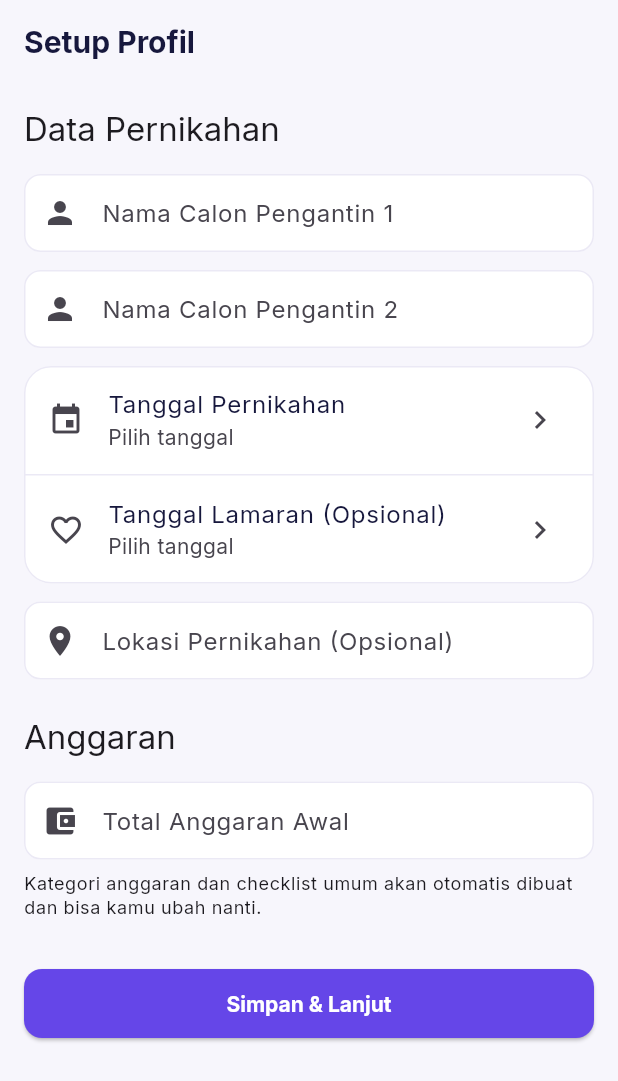
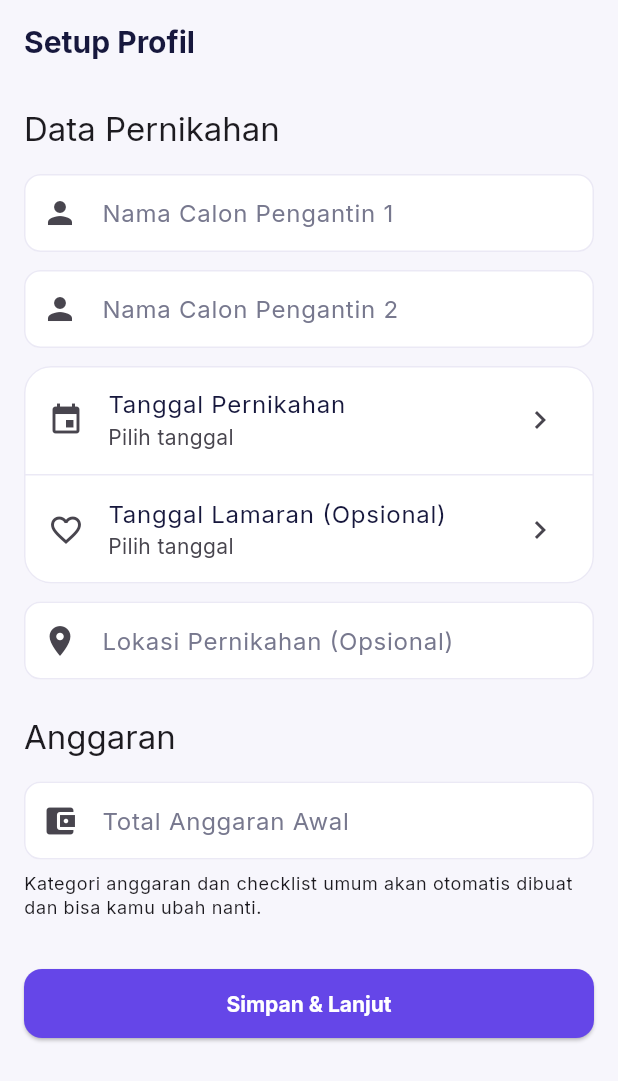
Before and after one commit to Zhseesh/WeddingManagementFlutter, a Flutter app: the screen it shows after launch, after a tap on "Lewati", on a phone screen of 412 x 824 dp. Shown: the top 1081 px of the screen. Run offline on Flutter 3.47's test engine with Material 3 defaults, Android fonts, the phone set to English and light mode, and no system bars; our stand-ins replace file_picker, fl_chart, flutter_local_notifications, flutter_riverpod, flutter_timezone, go_router and 7 more; accounts and stored records are empty.

Commit message:
feat(theme): AppPalette resolver + fix dark mode untuk nav bar & semua sheet
- AppPalette: resolve ink/muted/line/surface/softXxx per brightness
- AppTheme.of(context): API baru untuk widget dynamic-color
- AppTheme.darkTheme: colorScheme lengkap + dialogTheme + inputDecorationTheme
- Light theme unchanged (zero regression)
- animated_bottom_nav: surface/softPrimary/muted dynamic
- form_sheet_scaffold: surface/ink/line dynamic + keep keyboard fix

```diff
--- a/lib/app/theme/app_theme.dart
+++ b/lib/app/theme/app_theme.dart
@@ -1,20 +1,65 @@
 import 'package:material_ui/material_ui.dart';
 import 'package:google_fonts/google_fonts.dart';
 
+/// Palette yang resolve per-brightness. Pakai via [AppTheme.of].
+class AppPalette {
+  final Color ink;
+  final Color muted;
+  final Color line;
+  final Color surface;
+  final Color background;
+  final Color softPrimary;
+  final Color softBg;
+  final Color softSuccess;
+  final Color shadow;
+
+  const AppPalette({
+    required this.ink,
+    required this.muted,
+    required this.line,
+    required this.surface,
+    required this.background,
+    required this.softPrimary,
+    required this.softBg,
+    required this.softSuccess,
+    required this.shadow,
+  });
+
+  static const AppPalette light = AppPalette(
+    ink: Color(0xFF17183D),
+    muted: Color(0xFF77788E),
+    line: Color(0xFFEBE9F5),
+    surface: Colors.white,
+    background: Color(0xFFF7F6FC),
+    softPrimary: Color(0xFFF0EDFF),
+    softBg: Color(0xFFF7F6FC),
+    softSuccess: Color(0xFFE3F8EF),
+    shadow: Color(0x1430206B),
+  );
+
+  static const AppPalette dark = AppPalette(
+    ink: Color(0xFFEAEAF2),
+    muted: Color(0xFF9FA0B5),
+    line: Color(0xFF2D2D44),
+    surface: Color(0xFF1A1A2E),
+    background: Color(0xFF0F0F1E),
+    softPrimary: Color(0xFF2F2A52),
+    softBg: Color(0xFF181828),
+    softSuccess: Color(0xFF143628),
+    shadow: Color(0x66000000),
+  );
+}
+
 class AppTheme {
+  // Brand colors — sama di light & dark, boleh dipakai langsung
   static const Color primary = Color(0xFF6546E8);
   static const Color secondary = Color(0xFF8B5CF6);
   static const Color tertiary = Color(0xFF3978ED);
   static const Color success = Color(0xFF18B77A);
   static const Color warning = Color(0xFFF4A340);
   static const Color error = Color(0xFFED5570);
-  static const Color ink = Color(0xFF17183D);
-  static const Color muted = Color(0xFF77788E);
-  static const Color background = Color(0xFFF7F6FC);
-  static const Color line = Color(0xFFEBE9F5);
-  static const Color surface = Colors.white;
 
-  // Alias backward-compat
+  // Alias back-compat (jangan dipakai di kode baru)
   static const Color primaryLight = primary;
   static const Color secondaryLight = secondary;
   static const Color tertiaryLight = tertiary;
@@ -22,9 +67,26 @@ class AppTheme {
   static const Color warningLight = warning;
   static const Color errorLight = error;
 
+  // Light-mode constants — masih dipakai file yang BELUM dimigrasi.
+  // Setelah semua file migrasi ke AppTheme.of(context), boleh dihapus.
+  static const Color ink = Color(0xFF17183D);
+  static const Color muted = Color(0xFF77788E);
+  static const Color background = Color(0xFFF7F6FC);
+  static const Color line = Color(0xFFEBE9F5);
+  static const Color surface = Colors.white;
+
+  /// Dynamic resolver — pakai INI di widget.
+  static AppPalette of(BuildContext context) {
+    return Theme.of(context).brightness == Brightness.dark
+        ? AppPalette.dark
+        : AppPalette.light;
+  }
+
   static ThemeData get lightTheme {
+    const p = AppPalette.light;
     final colorScheme = ColorScheme.fromSeed(
       seedColor: primary,
+      brightness: Brightness.light,
       primary: primary,
       onPrimary: Colors.white,
       secondary: secondary,
@@ -33,38 +95,48 @@ class AppTheme {
       onTertiary: Colors.white,
       error: error,
       onError: Colors.white,
-      surface: surface,
-      onSurface: ink,
-      surfaceContainerHighest: line,
-      outline: line,
-      outlineVariant: line,
+      surface: p.surface,
+      onSurface: p.ink,
+      surfaceContainerHighest: p.line,
+      outline: p.line,
+      outlineVariant: p.line,
     );
 
     return ThemeData(
       useMaterial3: true,
+      brightness: Brightness.light,
       colorScheme: colorScheme,
-      scaffoldBackgroundColor: background,
+      scaffoldBackgroundColor: p.background,
       textTheme: GoogleFonts.interTextTheme(),
       cardTheme: CardThemeData(
         elevation: 0,
         shape: RoundedRectangleBorder(
           borderRadius: BorderRadius.circular(18),
-          side: const BorderSide(color: line),
+          side: BorderSide(color: p.line),
         ),
-        color: surface,
+        color: p.surface,
         margin: EdgeInsets.zero,
       ),
+      dialogTheme: DialogThemeData(
+        backgroundColor: p.surface,
+        titleTextStyle: GoogleFonts.inter(
+          color: p.ink,
+          fontSize: 18,
+          fontWeight: FontWeight.w700,
+        ),
+        contentTextStyle: GoogleFonts.inter(color: p.ink, fontSize: 14),
+      ),
       appBarTheme: AppBarTheme(
-        backgroundColor: background,
+        backgroundColor: p.background,
         elevation: 0,
         scrolledUnderElevation: 0,
         centerTitle: false,
         titleTextStyle: GoogleFonts.inter(
-          color: ink,
+          color: p.ink,
           fontSize: 20,
           fontWeight: FontWeight.w700,
         ),
-        iconTheme: const IconThemeData(color: ink),
+        iconTheme: IconThemeData(color: p.ink),
       ),
       elevatedButtonTheme: ElevatedButtonThemeData(
         style: ElevatedButton.styleFrom(
@@ -83,64 +155,88 @@ class AppTheme {
       ),
       inputDecorationTheme: InputDecorationTheme(
         filled: true,
-        fillColor: surface,
-        contentPadding:
-            const EdgeInsets.symmetric(horizontal: 14, vertical: 14),
+        fillColor: p.surface,
+        contentPadding: const EdgeInsets.symmetric(horizontal: 14, vertical: 14),
         border: OutlineInputBorder(
           borderRadius: BorderRadius.circular(11),
-          borderSide: const BorderSide(color: line),
+          borderSide: BorderSide(color: p.line),
         ),
         enabledBorder: OutlineInputBorder(
           borderRadius: BorderRadius.circular(11),
-          borderSide: const BorderSide(color: line),
+          borderSide: BorderSide(color: p.line),
         ),
         focusedBorder: OutlineInputBorder(
           borderRadius: BorderRadius.circular(11),
           borderSide: const BorderSide(color: primary, width: 2),
         ),
+        labelStyle: TextStyle(color: p.muted),
+        hintStyle: TextStyle(color: p.muted),
       ),
     );
   }
 
   static ThemeData get darkTheme {
+    const p = AppPalette.dark;
     final colorScheme = ColorScheme.fromSeed(
       seedColor: primary,
       brightness: Brightness.dark,
       primary: primary,
       onPrimary: Colors.white,
       secondary: secondary,
+      onSecondary: Colors.white,
       tertiary: tertiary,
+      onTertiary: Colors.white,
       error: error,
+      onError: Colors.white,
+      surface: p.surface,
+      onSurface: p.ink,
+      surfaceContainerHighest: p.line,
+      outline: p.line,
+      outlineVariant: p.line,
     );
 
     return ThemeData(
       useMaterial3: true,
+      brightness: Brightness.dark,
       colorScheme: colorScheme,
+      scaffoldBackgroundColor: p.background,
       textTheme: GoogleFonts.interTextTheme(ThemeData.dark().textTheme),
       cardTheme: CardThemeData(
         elevation: 0,
         shape: RoundedRectangleBorder(
           borderRadius: BorderRadius.circular(18),
-          side: BorderSide(color: colorScheme.outlineVariant),
+          side: BorderSide(color: p.line),
         ),
-        color: colorScheme.surfaceContainer,
+        color: p.surface,
         margin: EdgeInsets.zero,
       ),
+      dialogTheme: DialogThemeData(
+        backgroundColor: p.surface,
+        titleTextStyle: GoogleFonts.inter(
+          color: p.ink,
+          fontSize: 18,
+          fontWeight: FontWeight.w700,
+        ),
+        contentTextStyle: GoogleFonts.inter(color: p.ink, fontSize: 14),
+      ),
       appBarTheme: AppBarTheme(
-        backgroundColor: colorScheme.surface,
+        backgroundColor: p.background,
         elevation: 0,
+        scrolledUnderElevation: 0,
         centerTitle: false,
         titleTextStyle: GoogleFonts.inter(
-          color: colorScheme.onSurface,
+          color: p.ink,
           fontSize: 20,
           fontWeight: FontWeight.w700,
         ),
+        iconTheme: IconThemeData(color: p.ink),
       ),
       elevatedButtonTheme: ElevatedButtonThemeData(
         style: ElevatedButton.styleFrom(
-          backgroundColor: colorScheme.primary,
-          foregroundColor: colorScheme.onPrimary,
+          backgroundColor: primary,
+          foregroundColor: Colors.white,
           minimumSize: const Size(0, 46),
+          padding: const EdgeInsets.symmetric(horizontal: 20, vertical: 12),
           shape: RoundedRectangleBorder(
             borderRadius: BorderRadius.circular(12),
           ),
@@ -150,6 +246,25 @@ class AppTheme {
           ),
         ),
       ),
+      inputDecorationTheme: InputDecorationTheme(
+        filled: true,
+        fillColor: p.surface,
+        contentPadding: const EdgeInsets.symmetric(horizontal: 14, vertical: 14),
+        border: OutlineInputBorder(
+          borderRadius: BorderRadius.circular(11),
+          borderSide: BorderSide(color: p.line),
+        ),
+        enabledBorder: OutlineInputBorder(
+          borderRadius: BorderRadius.circular(11),
+          borderSide: BorderSide(color: p.line),
+        ),
+        focusedBorder: OutlineInputBorder(
+          borderRadius: BorderRadius.circular(11),
+          borderSide: const BorderSide(color: primary, width: 2),
+        ),
+        labelStyle: TextStyle(color: p.muted),
+        hintStyle: TextStyle(color: p.muted),
+      ),
     );
   }
 }
--- a/lib/core/widgets/animated_bottom_nav.dart
+++ b/lib/core/widgets/animated_bottom_nav.dart
@@ -21,8 +21,11 @@ class AnimatedBottomNav extends StatelessWidget {
 
   @override
   Widget build(BuildContext context) {
+    final palette = AppTheme.of(context);
+    final scheme = Theme.of(context).colorScheme;
+
     return Container(
-      color: Colors.white,
+      color: palette.surface,
       child: SafeArea(
         top: false,
         child: SizedBox(
@@ -32,7 +35,6 @@ class AnimatedBottomNav extends StatelessWidget {
               final itemWidth = constraints.maxWidth / 5;
               return Stack(
                 children: [
-                  // Sliding pill indicator
                   AnimatedPositioned(
                     duration: const Duration(milliseconds: 400),
                     curve: Curves.easeOutCubic,
@@ -42,12 +44,11 @@ class AnimatedBottomNav extends StatelessWidget {
                     height: 56,
                     child: Container(
                       decoration: BoxDecoration(
-                        color: const Color(0xFFF0EDFF),
+                        color: palette.softPrimary,
                         borderRadius: BorderRadius.circular(16),
                       ),
                     ),
                   ),
-                  // Items
                   Row(
                     children: List.generate(5, (i) {
                       final isActive = i == currentIndex;
@@ -60,7 +61,6 @@ class AnimatedBottomNav extends StatelessWidget {
                             child: Column(
                               mainAxisAlignment: MainAxisAlignment.center,
                               children: [
-                                // Icon pop animation via scale + elastic
                                 AnimatedScale(
                                   duration: const Duration(milliseconds: 350),
                                   curve: Curves.elasticOut,
@@ -70,7 +70,7 @@ class AnimatedBottomNav extends StatelessWidget {
                                     child: Icon(
                                       isActive ? _items[i].activeIcon : _items[i].icon,
                                       key: ValueKey('${i}_$isActive'),
-                                      color: isActive ? AppTheme.primary : AppTheme.muted,
+                                      color: isActive ? scheme.primary : palette.muted,
                                       size: 22,
                                     ),
                                   ),
@@ -81,7 +81,7 @@ class AnimatedBottomNav extends StatelessWidget {
                                   style: TextStyle(
                                     fontSize: 10,
                                     fontWeight: isActive ? FontWeight.w700 : FontWeight.w500,
-                                    color: isActive ? AppTheme.primary : AppTheme.muted,
+                                    color: isActive ? scheme.primary : palette.muted,
                                   ),
                                   child: Text(_items[i].label),
                                 ),
--- a/lib/features/preparation/presentation/sheets/form_sheet_scaffold.dart
+++ b/lib/features/preparation/presentation/sheets/form_sheet_scaffold.dart
@@ -21,32 +21,26 @@ class FormSheetScaffold extends StatelessWidget {
 
   @override
   Widget build(BuildContext context) {
+    final palette = AppTheme.of(context);
     final mediaQuery = MediaQuery.of(context);
     final keyboardInset = mediaQuery.viewInsets.bottom;
     final screenHeight = mediaQuery.size.height;
     final topSafeArea = mediaQuery.padding.top;
 
-    // FIX: maxHeight dikurangi keyboardInset supaya top edge sheet
-    // tidak naik melewati batas atas layar saat keyboard terbuka.
-    // Guard minimum 200px untuk layar kecil / landscape.
     final rawMaxHeight = (screenHeight - topSafeArea) * 0.92 - keyboardInset;
     final maxSheetHeight = rawMaxHeight < 200.0 ? 200.0 : rawMaxHeight;
 
     return Padding(
-      // Padding ini yang "mengangkat" sheet di atas keyboard.
-      // viewInsets.bottom di Android sudah animasi natural (IME animation),
-      // jadi Padding biasa sudah cukup smooth — tidak perlu AnimatedPadding.
       padding: EdgeInsets.only(bottom: keyboardInset),
       child: Container(
         constraints: BoxConstraints(maxHeight: maxSheetHeight),
-        decoration: const BoxDecoration(
-          color: Colors.white,
-          borderRadius: BorderRadius.vertical(top: Radius.circular(20)),
+        decoration: BoxDecoration(
+          color: palette.surface,
+          borderRadius: const BorderRadius.vertical(top: Radius.circular(20)),
         ),
         child: Column(
           mainAxisSize: MainAxisSize.min,
           children: [
-            // Header — tetap di atas sheet
             Padding(
               padding: const EdgeInsets.fromLTRB(16, 14, 8, 8),
               child: Row(
@@ -54,10 +48,10 @@ class FormSheetScaffold extends StatelessWidget {
                   Expanded(
                     child: Text(
                       title,
-                      style: const TextStyle(
+                      style: TextStyle(
                         fontSize: 16,
                         fontWeight: FontWeight.w700,
-                        color: AppTheme.ink,
+                        color: palette.ink,
                       ),
                     ),
                   ),
@@ -69,30 +63,20 @@ class FormSheetScaffold extends StatelessWidget {
                     ),
                   IconButton(
                     icon: const Icon(Icons.close),
-                    color: AppTheme.ink,
+                    color: palette.ink,
                     onPressed: () => Navigator.pop(context),
                   ),
                 ],
               ),
             ),
-            const Divider(height: 1, color: AppTheme.line),
-
-            // Konten form — scrollable, mengecil saat keyboard terbuka.
-            // Flexible dengan SingleChildScrollView: saat maxHeight mengecil
-            // (karena keyboard), area ini ikut mengecil dan konten jadi
-            // scrollable — natural, tidak overflow.
+            Divider(height: 1, color: palette.line),
             Flexible(
               child: SingleChildScrollView(
                 padding: const EdgeInsets.all(16),
                 child: child,
               ),
             ),
-
-            const Divider(height: 1, color: AppTheme.line),
-
-            // Tombol Batal & Simpan — tetap di bottom sheet,
-            // selalu terlihat di atas keyboard (karena sheet "duduk"
-            // di atas keyboard via Padding luar).
+            Divider(height: 1, color: palette.line),
             SafeArea(
               top: false,
               child: Padding(
@@ -107,8 +91,8 @@ class FormSheetScaffold extends StatelessWidget {
                           shape: RoundedRectangleBorder(
                             borderRadius: BorderRadius.circular(12),
                           ),
-                          side: const BorderSide(color: AppTheme.line),
-                          foregroundColor: AppTheme.ink,
+                          side: BorderSide(color: palette.line),
+                          foregroundColor: palette.ink,
                         ),
                         child: const Text('Batal'),
                       ),
```
